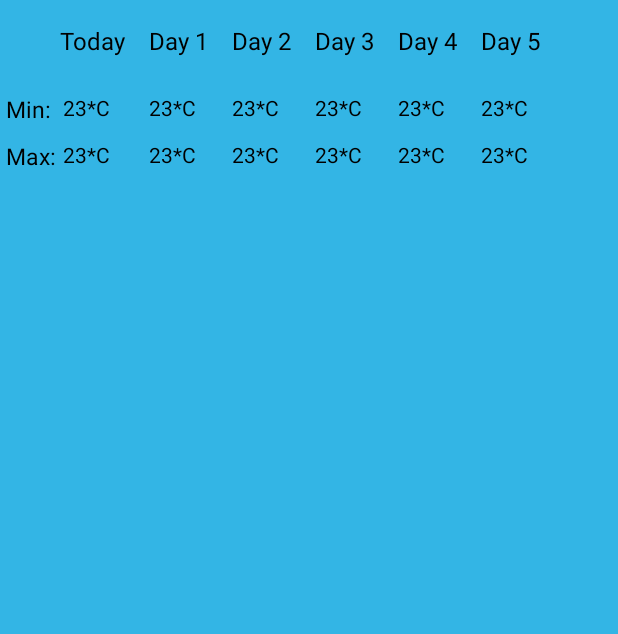
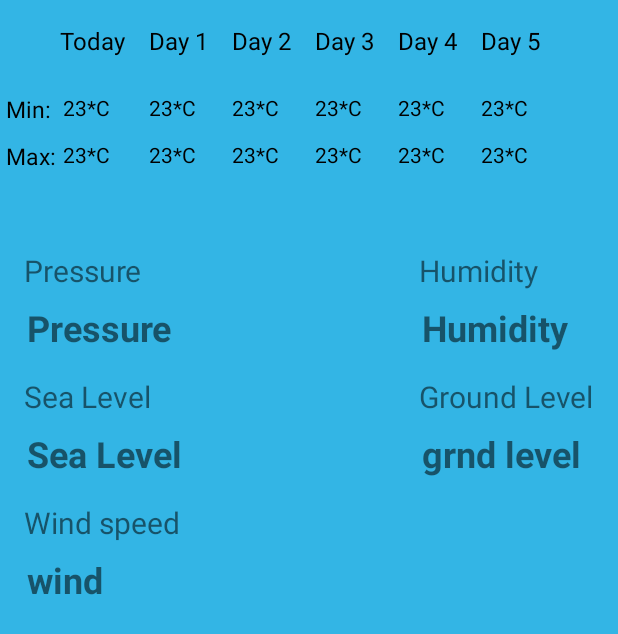
Before and after one commit to ankit2610ak/weather-widgets, an Android app: the layout my_persistent_bottomsheet.xml on its own in the app's theme, with its tools: preview values and no code run, on a phone screen of 412 x 824 dp. Shown: the top 634 px of the screen. Run offline under Robolectric (Android 15) with nearby library versions, the phone set to English and light mode, and no system bars.

Commit message:
Add other weather parameters in ui

```diff
--- a/app/src/main/res/layout/my_persistent_bottomsheet.xml
+++ b/app/src/main/res/layout/my_persistent_bottomsheet.xml
@@ -229,5 +229,118 @@
         app:layout_constraintStart_toStartOf="parent"
         app:layout_constraintTop_toTopOf="@id/tempMaxToday" />
 
+    <TextView
+        android:id="@+id/pressureText"
+        android:layout_width="wrap_content"
+        android:layout_height="wrap_content"
+        android:layout_marginStart="16dp"
+        android:layout_marginTop="54dp"
+        android:text="Pressure"
+        android:textSize="20sp"
+        app:layout_constraintStart_toStartOf="parent"
+        app:layout_constraintTop_toBottomOf="@id/tempMaxDay1" />
+
+    <TextView
+        android:id="@+id/pressure"
+        android:layout_width="wrap_content"
+        android:layout_height="wrap_content"
+        android:layout_marginStart="2dp"
+        android:layout_marginTop="8dp"
+        android:textSize="24sp"
+        android:textStyle="bold"
+        app:layout_constraintStart_toStartOf="@id/pressureText"
+        app:layout_constraintTop_toBottomOf="@id/pressureText"
+        tools:text="Pressure" />
+
+    <TextView
+        android:id="@+id/humidityText"
+        android:layout_width="wrap_content"
+        android:layout_height="wrap_content"
+        android:layout_marginEnd="16dp"
+        android:text="Humidity"
+        android:textSize="20sp"
+        app:layout_constraintStart_toStartOf="@id/grndLevelText"
+        app:layout_constraintTop_toTopOf="@id/pressureText" />
+
+    <TextView
+        android:id="@+id/humidity"
+        android:layout_width="wrap_content"
+        android:layout_height="wrap_content"
+        android:layout_marginStart="2dp"
+        android:layout_marginTop="8dp"
+        android:textSize="24sp"
+        android:textStyle="bold"
+        app:layout_constraintStart_toStartOf="@id/humidityText"
+        app:layout_constraintTop_toBottomOf="@id/humidityText"
+        tools:text="Humidity" />
+
+    <TextView
+        android:id="@+id/seaLevelText"
+        android:layout_width="wrap_content"
+        android:layout_height="wrap_content"
+        android:layout_marginStart="16dp"
+        android:layout_marginTop="16dp"
+        android:text="Sea Level"
+        android:textSize="20sp"
+        app:layout_constraintStart_toStartOf="parent"
+        app:layout_constraintTop_toBottomOf="@id/pressure" />
+
+    <TextView
+        android:id="@+id/seaLevel"
+        android:layout_width="wrap_content"
+        android:layout_height="wrap_content"
+        android:layout_marginStart="2dp"
+        android:layout_marginTop="8dp"
+        android:textSize="24sp"
+        android:textStyle="bold"
+        app:layout_constraintStart_toStartOf="@id/seaLevelText"
+        app:layout_constraintTop_toBottomOf="@id/seaLevelText"
+        tools:text="Sea Level" />
+
+    <TextView
+        android:id="@+id/grndLevelText"
+        android:layout_width="wrap_content"
+        android:layout_height="wrap_content"
+        android:layout_marginEnd="16dp"
+        android:text="Ground Level"
+        android:textSize="20sp"
+        app:layout_constraintEnd_toEndOf="parent"
+        app:layout_constraintTop_toTopOf="@id/seaLevelText" />
+
+    <TextView
+        android:id="@+id/grndLevel"
+        android:layout_width="wrap_content"
+        android:layout_height="wrap_content"
+        android:layout_marginStart="2dp"
+        android:layout_marginTop="8dp"
+        android:textSize="24sp"
+        android:textStyle="bold"
+        app:layout_constraintStart_toStartOf="@id/grndLevelText"
+        app:layout_constraintTop_toBottomOf="@id/grndLevelText"
+        tools:text="grnd level" />
+
+    <TextView
+        android:id="@+id/windText"
+        android:layout_width="wrap_content"
+        android:layout_height="wrap_content"
+        android:layout_marginStart="16dp"
+        android:layout_marginTop="16dp"
+        android:text="Wind speed"
+        android:textSize="20sp"
+        app:layout_constraintStart_toStartOf="parent"
+        app:layout_constraintTop_toBottomOf="@id/seaLevel" />
+
+    <TextView
+        android:id="@+id/wind"
+        android:layout_width="wrap_content"
+        android:layout_height="wrap_content"
+        android:layout_marginStart="2dp"
+        android:layout_marginTop="8dp"
+        android:textSize="24sp"
+        android:textStyle="bold"
+        app:layout_constraintStart_toStartOf="@id/windText"
+        app:layout_constraintTop_toBottomOf="@id/windText"
+        tools:text="wind" />
+
 
 </androidx.constraintlayout.widget.ConstraintLayout>
```
